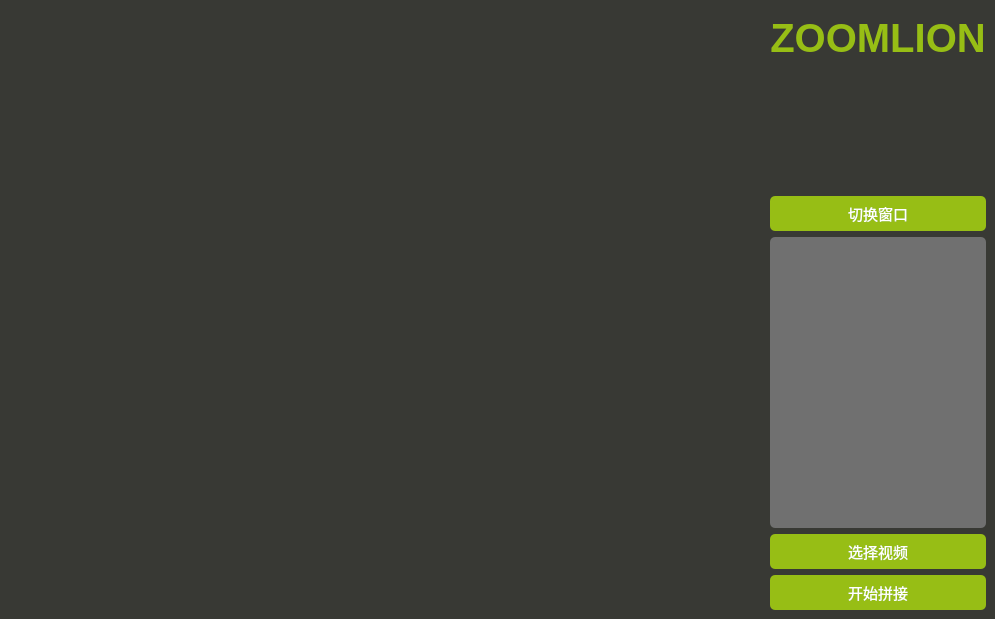
The window that videoPanorama.ui (HenryTANG0520/Panorama_Stiching) describes before a commit, drawn with Qt 5.
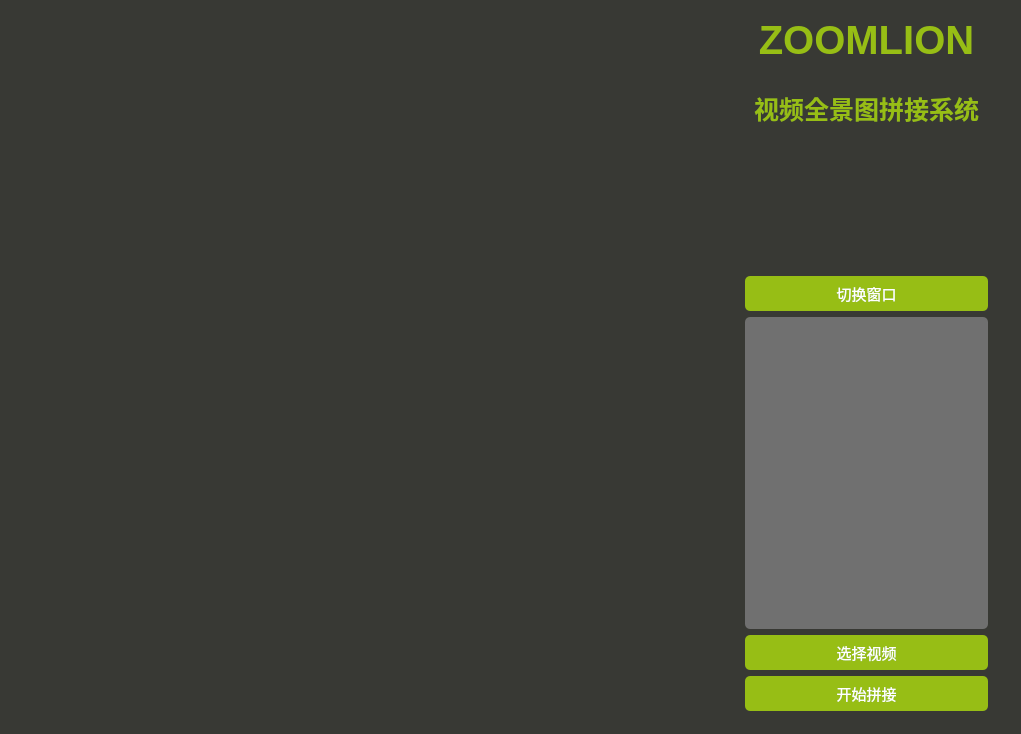
The same window after the commit.

Commit message: 基本预期功能都实现了

Patch:
```diff
--- a/videoPanorama.ui
+++ b/videoPanorama.ui
@@ -6,8 +6,8 @@
    <rect>
     <x>0</x>
     <y>0</y>
-    <width>995</width>
-    <height>619</height>
+    <width>1021</width>
+    <height>734</height>
    </rect>
   </property>
   <property name="windowTitle">
@@ -19,6 +19,10 @@
 	background-color:#383934;
 	border-radius: 5px
 }
+#title{
+	color: rgb(151, 190, 21);
+	font: bold 25px
+}
 #ZOOMLION{
 	color: rgb(151, 190, 21);
 	font: bold 40px
@@ -32,7 +36,8 @@
     color: white ;
     background-color: rgb(151, 190, 21) ;
     font-size:15px;
-	height: 35px
+	height: 35px;
+	width: 60px;
 }
 QPushButton:hover{ 
     color: white ;
@@ -44,14 +49,14 @@
 </string>
   </property>
   <widget class="QWidget" name="centralwidget">
-   <layout class="QVBoxLayout" name="verticalLayout_6">
+   <layout class="QVBoxLayout" name="verticalLayout_6" stretch="50,1">
     <item>
-     <layout class="QHBoxLayout" name="horizontalLayout_2" stretch="5,1">
+     <layout class="QHBoxLayout" name="horizontalLayout_2" stretch="30,10,1">
       <item>
        <widget class="QGraphicsView" name="big_graphic_window"/>
       </item>
       <item>
-       <layout class="QVBoxLayout" name="verticalLayout_2" stretch="1,2,1,5,1,1">
+       <layout class="QVBoxLayout" name="verticalLayout_2" stretch="1,1,2,1,5,1,1">
         <item>
          <widget class="QLabel" name="ZOOMLION">
           <property name="layoutDirection">
@@ -68,6 +73,16 @@
           </property>
          </widget>
         </item>
+        <item>
+         <widget class="QLabel" name="title">
+          <property name="text">
+           <string>视频全景图拼接系统</string>
+          </property>
+          <property name="alignment">
+           <set>Qt::AlignmentFlag::AlignCenter</set>
+          </property>
+         </widget>
+        </item>
         <item>
          <widget class="QGraphicsView" name="small_graphic_window"/>
         </item>
@@ -101,8 +116,34 @@
         </item>
        </layout>
       </item>
+      <item>
+       <spacer name="horizontalSpacer">
+        <property name="orientation">
+         <enum>Qt::Orientation::Horizontal</enum>
+        </property>
+        <property name="sizeHint" stdset="0">
+         <size>
+          <width>10</width>
+          <height>10</height>
+         </size>
+        </property>
+       </spacer>
+      </item>
      </layout>
     </item>
+    <item>
+     <spacer name="verticalSpacer">
+      <property name="orientation">
+       <enum>Qt::Orientation::Vertical</enum>
+      </property>
+      <property name="sizeHint" stdset="0">
+       <size>
+        <width>20</width>
+        <height>40</height>
+       </size>
+      </property>
+     </spacer>
+    </item>
    </layout>
   </widget>
  </widget>
```
The commit also changes 1 other file.
